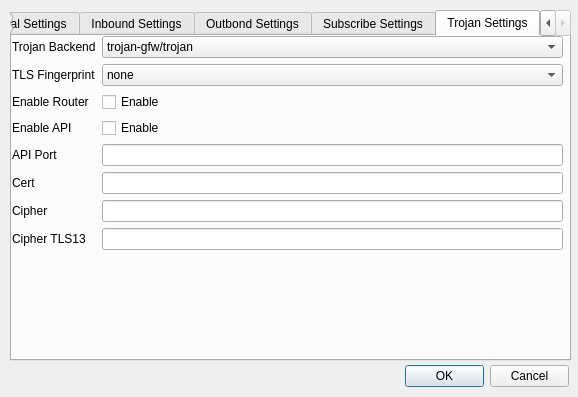
The window that ui/settingsdialog.ui (Trojan-Qt5/Trojan-Qt5) describes before a commit, drawn with Qt 5.
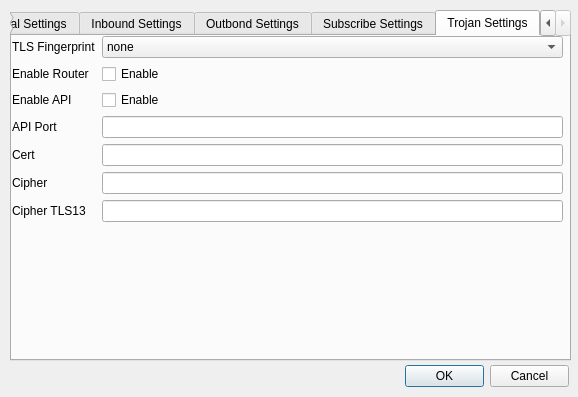
The same window after the commit. The open tabs and pages were chosen to show the change.

Commit message: [Drop Feature] remove trojan-gfw/trojan

Patch:
```diff
--- a/ui/settingsdialog.ui
+++ b/ui/settingsdialog.ui
@@ -587,14 +587,14 @@
        <enum>QFormLayout::ExpandingFieldsGrow</enum>
       </property>
       <item row="0" column="0">
-       <widget class="QLabel" name="trojanBackendLabel">
+       <widget class="QLabel" name="label">
         <property name="text">
-         <string>Trojan Backend</string>
+         <string>TLS Fingerprint</string>
         </property>
        </widget>
       </item>
       <item row="0" column="1">
-       <widget class="QComboBox" name="trojanBackendComboBox">
+       <widget class="QComboBox" name="tlsFingerprintComboBox">
         <property name="sizePolicy">
          <sizepolicy hsizetype="Expanding" vsizetype="Fixed">
           <horstretch>0</horstretch>
@@ -603,7 +603,7 @@
         </property>
         <item>
          <property name="text">
-          <string>trojan-gfw/trojan</string>
+          <string>none</string>
          </property>
         </item>
         <item>
@@ -613,121 +613,74 @@
         </item>
        </widget>
       </item>
-      <item row="3" column="0">
+      <item row="1" column="0">
+       <widget class="QLabel" name="enableRouterLabel">
+        <property name="text">
+         <string>Enable Router</string>
+        </property>
+       </widget>
+      </item>
+      <item row="1" column="1">
+       <widget class="QCheckBox" name="enableRouterCheckBox">
+        <property name="text">
+         <string>Enable</string>
+        </property>
+       </widget>
+      </item>
+      <item row="2" column="0">
        <widget class="QLabel" name="enableAPILabel">
         <property name="text">
          <string>Enable API</string>
         </property>
        </widget>
       </item>
-      <item row="3" column="1">
+      <item row="2" column="1">
        <widget class="QCheckBox" name="enableAPICheckBox">
         <property name="text">
          <string>Enable</string>
         </property>
        </widget>
       </item>
-      <item row="4" column="0">
+      <item row="3" column="0">
        <widget class="QLabel" name="apiPortLabel">
         <property name="text">
          <string>API Port</string>
         </property>
        </widget>
       </item>
-      <item row="4" column="1">
+      <item row="3" column="1">
        <widget class="QLineEdit" name="apiPortLineEdit"/>
       </item>
-      <item row="5" column="0">
+      <item row="4" column="0">
        <widget class="QLabel" name="certLabel">
         <property name="text">
          <string>Cert</string>
         </property>
        </widget>
       </item>
-      <item row="5" column="1">
+      <item row="4" column="1">
        <widget class="QLineEdit" name="certLineEdit"/>
       </item>
-      <item row="6" column="0">
+      <item row="5" column="0">
        <widget class="QLabel" name="cipherLabel">
         <property name="text">
          <string>Cipher</string>
         </property>
        </widget>
       </item>
-      <item row="6" column="1">
+      <item row="5" column="1">
        <widget class="QLineEdit" name="cipherLineEdit"/>
       </item>
-      <item row="7" column="0">
+      <item row="6" column="0">
        <widget class="QLabel" name="cipherTLS13Label">
         <property name="text">
          <string>Cipher TLS13</string>
         </property>
        </widget>
       </item>
-      <item row="7" column="1">
+      <item row="6" column="1">
        <widget class="QLineEdit" name="cipherTLS13LineEdit"/>
       </item>
-      <item row="2" column="0">
-       <widget class="QLabel" name="enableRouterLabel">
-        <property name="text">
-         <string>Enable Router</string>
-        </property>
-       </widget>
-      </item>
-      <item row="2" column="1">
-       <widget class="QCheckBox" name="enableRouterCheckBox">
-        <property name="text">
-         <string>Enable</string>
-        </property>
-       </widget>
-      </item>
-      <item row="1" column="0">
-       <widget class="QLabel" name="label">
-        <property name="text">
-         <string>TLS Fingerprint</string>
-        </property>
-       </widget>
-      </item>
-      <item row="1" column="1">
-       <widget class="QComboBox" name="tlsFingerprintComboBox">
-        <property name="sizePolicy">
-         <sizepolicy hsizetype="Expanding" vsizetype="Fixed">
-          <horstretch>0</horstretch>
-          <verstretch>0</verstretch>
-         </sizepolicy>
-        </property>
-        <item>
-         <property name="text">
-          <string>none</string>
-         </property>
-        </item>
-        <item>
-         <property name="text">
-          <string>auto</string>
-         </property>
-        </item>
-        <item>
-         <property name="text">
-          <string>firefox</string>
-         </property>
-        </item>
-        <item>
-         <property name="text">
-          <string>chrome</string>
-         </property>
-        </item>
-        <item>
-         <property name="text">
-          <string>ios</string>
-         </property>
-        </item>
-        <item>
-         <property name="text">
-          <string>randomized</string>
-         </property>
-        </item>
-       </widget>
-      </item>
      </layout>
     </widget>
    </widget>
```
Left out of the diff: 34 changed lines with no effect on the pictures. The commit also changes 14 other files.
